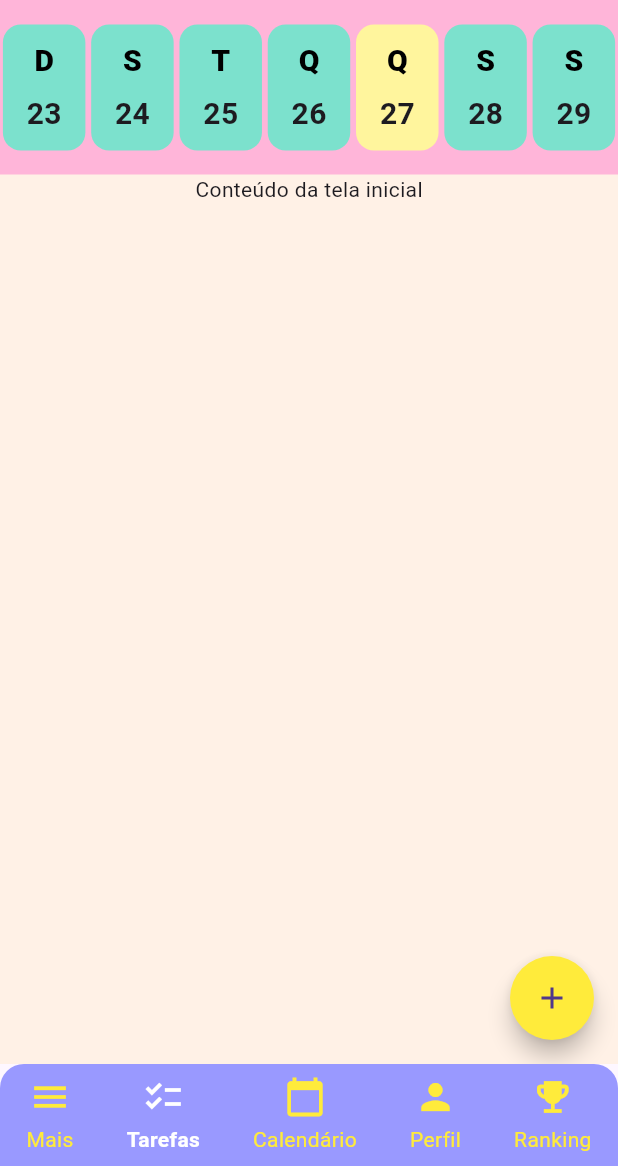
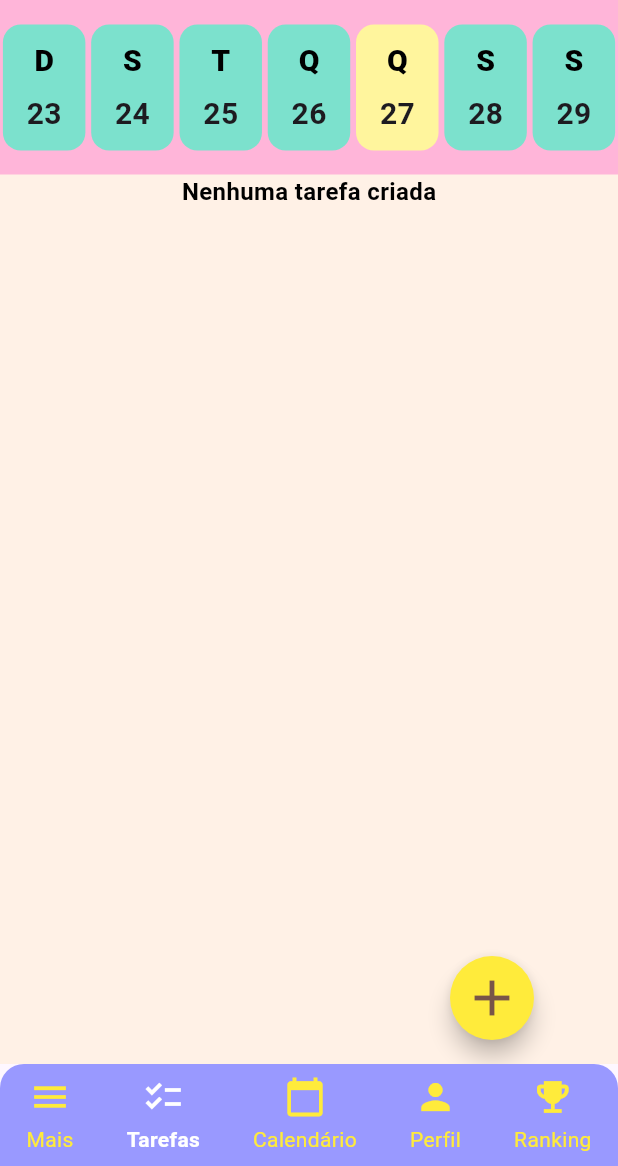
Before and after one commit to Thaisfelicio/TaskScore-App, a Flutter app: the screen it shows after launch, on a phone screen of 412 x 824 dp, the part 70-1236 px from its top. Run offline on Flutter 3.47's test engine with Material 3 defaults, Android fonts, the phone set to English and light mode, and no system bars; drawn by our look-alikes of flutter_speed_dial; our stand-ins replace table_calendar.

Commit message:
ajustes em main, home e plan semester

```diff
--- a/lib/main.dart
+++ b/lib/main.dart
@@ -13,11 +13,7 @@ class MyApp extends StatelessWidget {
   Widget build(BuildContext context) {
     return MaterialApp(
       title: 'Taskscore',
-      // theme: ThemeData(
-
-      //   colorScheme: ColorScheme.fromSeed(seedColor: Colors.deepPurple),
-      // ),
-      home: MainController() //HomeScreen(),
+      home: MainController()
     );
   }
 }
--- a/lib/pages/home.dart
+++ b/lib/pages/home.dart
@@ -1,48 +1,132 @@
 import 'package:flutter/material.dart';
 import 'package:flutter_speed_dial/flutter_speed_dial.dart';
 import 'package:taskscore/components/custom_top_bar.dart';
+import 'package:taskscore/pages/create_task.dart';
 import 'package:taskscore/pages/plan_semester.dart';
+import 'package:taskscore/utils/task.dart';
 
-class HomeScreen extends StatelessWidget {
+class HomeScreen extends StatefulWidget {
   const HomeScreen({super.key});
 
   @override
+  State<HomeScreen> createState() => _HomeScreenState();
+}
+class _HomeScreenState extends State<HomeScreen> {
+  List<Task> tasks = [];
+
+  void _addTask(Task task) {
+    setState(() {
+      tasks.add(task);
+    });
+  }
+  @override
   Widget build(BuildContext context) {
     return Scaffold(
-      // bottomNavigationBar: CustomBottomBar(),
-      // appBar: PreferredSize(preferredSize: Size.fromHeight(100), child: WeekTopBar()),
       backgroundColor: const Color(0xFFFFF1E6),
       body:Column(
         children: [
           WeekTopBar(),
-          Center(child: Text('Conteúdo da tela inicial')),
+          Center(child: Text('Nenhuma tarefa criada',
+          style: TextStyle(
+          fontWeight: FontWeight.bold,
+          fontSize: 16,
+          color: Colors.black,
+        ),)),
         ],
       ),
-      floatingActionButton: SpeedDial(
-        animatedIcon: AnimatedIcons.add_event,
+      floatingActionButton: Padding(padding: EdgeInsets.only(right: 40),
+      child: SpeedDial(
+        icon: Icons.add,
+        iconTheme: IconThemeData(color: Colors.brown, size: 40),
         backgroundColor: const Color(0xFFFFEB3B),
+        elevation: 6,
+        spacing: 10,
+        spaceBetweenChildren: 10,
         overlayOpacity: 0,
+        childrenButtonSize: Size(220, 60),
+        direction: SpeedDialDirection.up,
+
         children: [
           SpeedDialChild(
-            label: 'Criar uma tarefa',
-            backgroundColor: Colors.yellow[200],
-            onTap: () => Navigator.pushNamed(context, '/new-task'),
+            // label: 'Criar uma tarefa',
+            backgroundColor: Colors.transparent,
+            elevation: 0,
+            child: Padding(
+              padding: EdgeInsets.only(right: 40),
+              child: _menuItem('Criar uma tarefa', Color(0xFFFFF3B5), context),),
+            //   onTap: () async {
+            //     final Task? newTask = await Navigator.push(
+            //     context,
+            //     MaterialPageRoute(
+            //       builder: (context) => CreateTaskScreen(),
+            //     ),
+            //   );
+            //   if (newTask != null) {
+            //     _addTask(newTask);
+            //   }
+            // },
           ),
           SpeedDialChild(
-            label: 'Planejar o mês',
-            backgroundColor: Colors.yellow[300],
+            // label: 'Planejar o mês',
+            child: Padding(padding: EdgeInsets.only(right: 40),
+            child: _menuItem('Planejar o mês', Color(0xFFFFF3B5), context),),
+
+            elevation: 0,
+            backgroundColor: Colors.transparent,
           ),
           SpeedDialChild(
-            label: 'Planejar o semestre',
-            backgroundColor: Colors.yellow[400],
+            // label: 'Planejar o semestre',
+            elevation: 0,
+            backgroundColor: Colors.transparent,
+            child: Padding(padding: EdgeInsets.only(right: 40),
+            child: _menuItem('Planejar o semestre', Color(0xFFFFF3B5), context),),
+
             onTap: () => Navigator.push(context, MaterialPageRoute(builder: (context) => PlanSemesterScreen(),)),
           ),
           SpeedDialChild(
-            label: 'Planejar o ano',
-            backgroundColor: Colors.yellow[500],
+            // label: 'Planejar o ano',
+            elevation: 0,
+            backgroundColor: Colors.transparent,
+            child: Padding(padding: EdgeInsets.only(right: 40),
+            child: _menuItem('Planejar o ano', Color(0xFFFFF3B5), context))
+
           ),
         ],
-      ),
+      ),)
+
     );
   }
 }
+
+
+
+Widget _menuItem(String texto, Color cor, BuildContext context) {
+  return SizedBox(
+    width: MediaQuery.of(context).size.width * 1,
+    // width: 220,
+    child: Container(
+      padding: EdgeInsets.symmetric(horizontal: 10, vertical: 8),
+      // margin: EdgeInsets.only(right: 20),
+      decoration: BoxDecoration(
+        color: cor,
+        borderRadius: BorderRadius.circular(50),
+        boxShadow: [
+          BoxShadow(
+            color: Colors.black26,
+            blurRadius: 3,
+            offset: Offset(1, 2),
+          )
+        ],
+      ),
+      child: Text(
+        texto,
+        style: TextStyle(
+          fontWeight: FontWeight.bold,
+          fontSize: 16,
+          color: Colors.black,
+        ),
+      ),
+    )
+  );
+
+}
--- /dev/null
+++ b/lib/utils/task.dart
@@ -0,0 +1,82 @@
+import 'package:flutter/material.dart';
+
+class Task {
+  String title;
+  DateTime date;
+  RepeatOption repeat;
+  TimeOfDay? time;
+  ReminderOption reminder;
+  TaskCategory category;
+
+  Task({
+    required this.title,
+    required this.date,
+    required this.repeat,
+    required this.reminder,
+    required this.category,
+    this.time,
+  });
+}
+
+enum RepeatOption {
+  none,
+  daily,
+  weekly,
+  monthly,
+  yearly,
+}
+
+enum ReminderOption {
+  none,
+  custom,
+  tenMinutesBefore,
+  oneHourBefore,
+}
+
+enum TaskCategory {
+  studies,
+  personal,
+  workout,
+  work,
+}
+
+extension TaskCategoryData on TaskCategory {
+  String get label {
+    switch (this) {
+      case TaskCategory.studies:
+        return 'Estudos';
+      case TaskCategory.personal:
+        return 'Pessoal';
+      case TaskCategory.workout:
+        return 'Atividade Física';
+      case TaskCategory.work:
+        return 'Trabalho';
+    }
+  }
+
+  Image get assetImage {
+    switch (this) {
+      case TaskCategory.studies:
+        return Image.asset('lib/images/book.png', width: 30,);
+      case TaskCategory.personal:
+        return Image.asset('lib/images/heart.png', width: 30,);
+      case TaskCategory.workout:
+        return Image.asset('lib/images/sneakers.png', width: 30,);
+      case TaskCategory.work:
+        return Image.asset('lib/images/briefcase.png', width: 30,);
+    }
+  }
+
+  Color get color {
+    switch (this) {
+      case TaskCategory.studies:
+        return Colors.blue;
+      case TaskCategory.personal:
+        return Colors.pink;
+      case TaskCategory.workout:
+        return Colors.green;
+      case TaskCategory.work:
+        return Colors.orange;
+    }
+  }
+}
```
Also changed, not shown: lib/pages/create_task.dart (added, +254 -0 lines), lib/pages/plan_semester.dart (+122 -8 lines).
